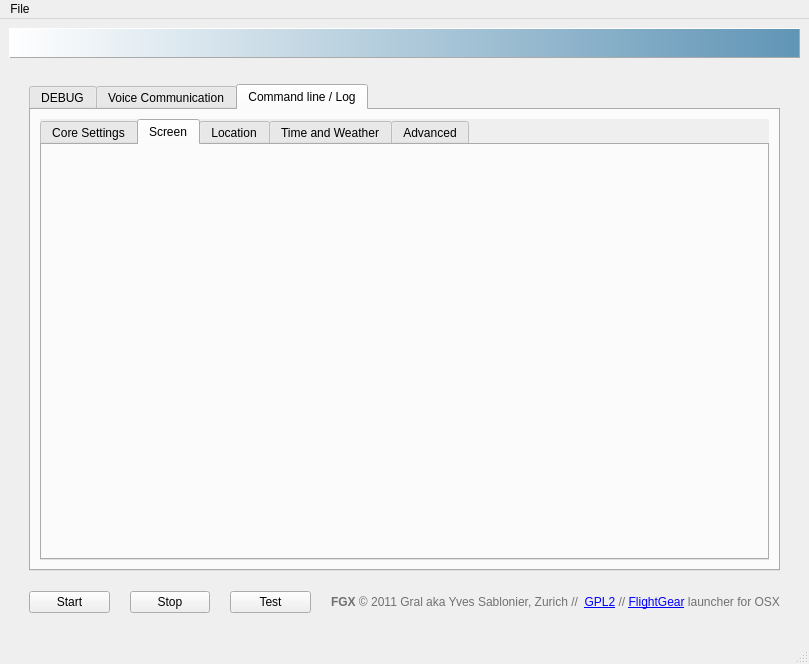
First picture: the form in src/fgx.ui, repository fgx/fgx, before the edit.
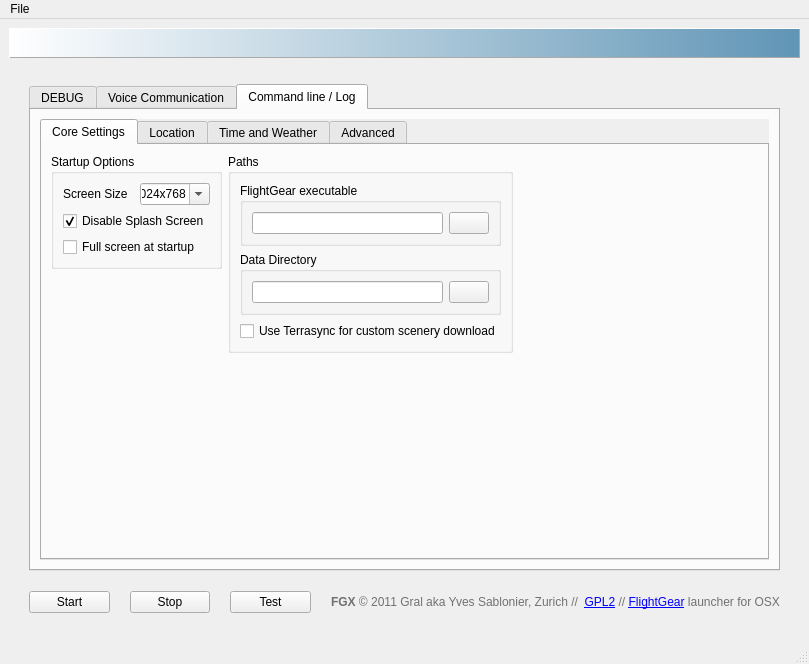
Second picture: the form after the edit. The open tabs and pages were chosen to show the change. Icons and pictures are not drawn.

Commit message: remove dead tabs

```diff
--- a/src/fgx.ui
+++ b/src/fgx.ui
@@ -322,13 +322,6 @@
               </item>
              </layout>
             </widget>
-            <widget class="QWidget" name="tab_2">
-             <attribute name="title">
-              <string>Screen</string>
-             </attribute>
-             <layout class="QVBoxLayout" name="verticalLayout_6"/>
-            </widget>
-
             <widget class="QWidget" name="tab_4">
              <attribute name="title">
               <string>Location</string>
```
The commit also changes 1 other file.
